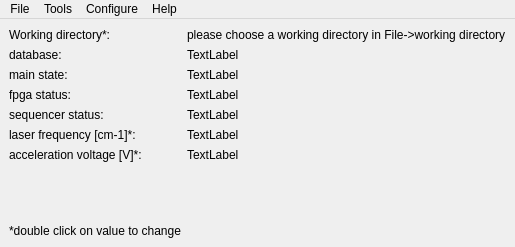
lasersphere/Tilda, file TildaHost/source/Interface/MainUi/Ui_Main.ui: the form before one commit.
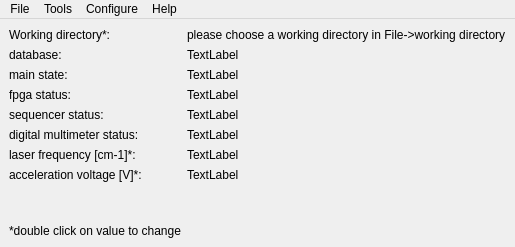
The form after the commit. Icons and pictures are not drawn.

Patch:
```diff
--- a/TildaHost/source/Interface/MainUi/Ui_Main.ui
+++ b/TildaHost/source/Interface/MainUi/Ui_Main.ui
@@ -22,7 +22,7 @@
   </property>
   <widget class="QWidget" name="centralwidget">
    <layout class="QGridLayout" name="gridLayout">
-    <item row="8" column="0">
+    <item row="10" column="0">
      <spacer name="verticalSpacer">
       <property name="orientation">
        <enum>Qt::Vertical</enum>
@@ -84,41 +84,34 @@
       </property>
      </widget>
     </item>
-    <item row="6" column="0">
+    <item row="7" column="0">
      <widget class="QLabel" name="label_3">
       <property name="text">
        <string>laser frequency [cm-1]*:</string>
       </property>
      </widget>
     </item>
-    <item row="7" column="0">
+    <item row="8" column="0">
      <widget class="QLabel" name="label_4">
       <property name="text">
        <string>acceleration voltage [V]*:</string>
       </property>
      </widget>
     </item>
-    <item row="6" column="1">
-     <widget class="QLabel" name="label_laser_freq_set">
-      <property name="text">
-       <string>TextLabel</string>
-      </property>
-     </widget>
-    </item>
     <item row="7" column="1">
+     <widget class="QLabel" name="label_laser_freq_set">
+      <property name="text">
+       <string>TextLabel</string>
+      </property>
+     </widget>
+    </item>
+    <item row="8" column="1">
      <widget class="QLabel" name="label_acc_volt_set">
       <property name="text">
        <string>TextLabel</string>
       </property>
      </widget>
     </item>
-    <item row="9" column="0">
-     <widget class="QLabel" name="label_5">
-      <property name="text">
-       <string>*double click on value to change</string>
-      </property>
-     </widget>
-    </item>
     <item row="4" column="0">
      <widget class="QLabel" name="label_7">
       <property name="text">
@@ -126,6 +119,13 @@
       </property>
      </widget>
     </item>
+    <item row="11" column="0">
+     <widget class="QLabel" name="label_5">
+      <property name="text">
+       <string>*double click on value to change</string>
+      </property>
+     </widget>
+    </item>
     <item row="4" column="1">
      <widget class="QLabel" name="label_fpga_state_set">
       <property name="text">
@@ -140,6 +140,20 @@
       </property>
      </widget>
     </item>
+    <item row="6" column="0">
+     <widget class="QLabel" name="label_8">
+      <property name="text">
+       <string>digital multimeter status:</string>
+      </property>
+     </widget>
+    </item>
+    <item row="6" column="1">
+     <widget class="QLabel" name="label_dmm_status">
+      <property name="text">
+       <string>TextLabel</string>
+      </property>
+     </widget>
+    </item>
    </layout>
   </widget>
   <widget class="QMenuBar" name="menubar">
```
